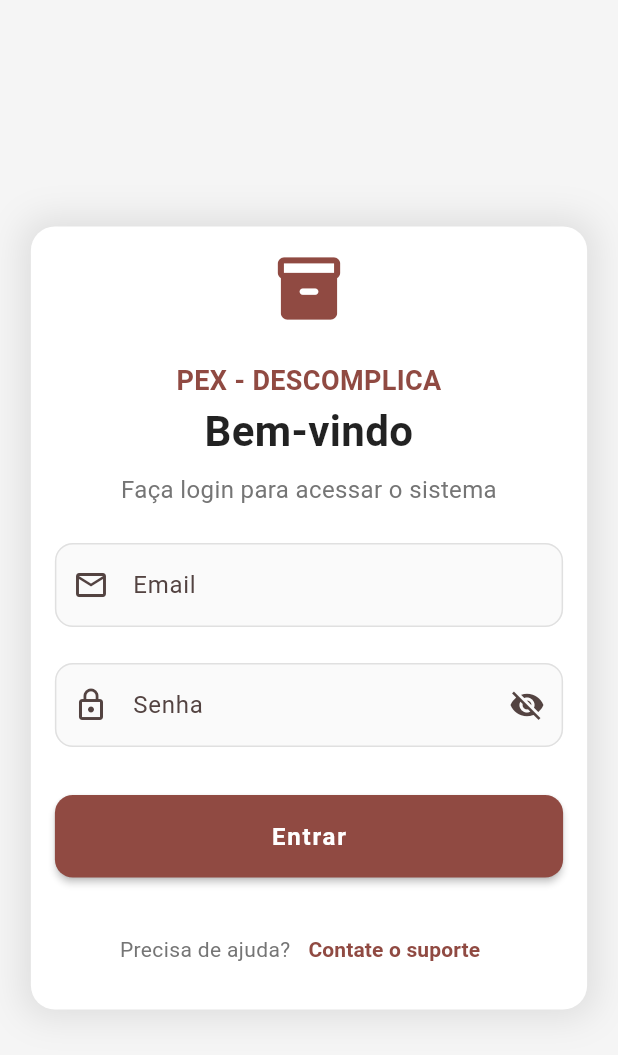
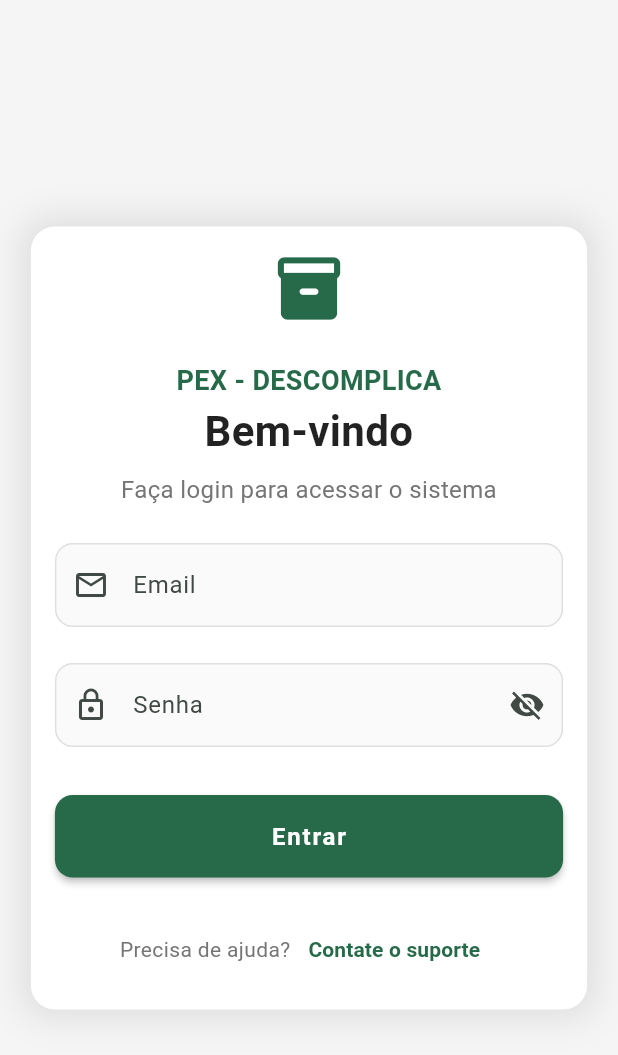
Before and after one commit to rafaelgust/pex_descomplica, a Flutter app: the screen it shows after launch, on a phone screen of 412 x 824 dp. Shown: the top 1055 px of the screen. Run offline on Flutter 3.47's test engine with Material 3 defaults, Android fonts, the phone set to English and light mode, and no system bars; our stand-ins replace dartz, data_table_2, fl_chart, flutter_secure_storage, flutter_spinkit, get_it and 5 more; missing offline and left inert: universal_html; accounts and stored records are empty.

Commit message:
refactor: reorganizar estrutura de diretórios e atualizar imports para o novo caminho

```diff
--- a/lib/config/constants.dart
+++ /dev/null
@@ -1,7 +0,0 @@
-class Constants {
-  static const String urlApi = 'http://localhost:3333';
-
-  static const String appName = 'PEX - DESCOMPLICA';
-
-  static const String defaultAvatar = 'default.png';
-}
--- /dev/null
+++ b/lib/core/config/constants.dart
@@ -0,0 +1,5 @@
+class Constants {
+  static const String urlApi = 'https://api.rafaelgust.com.br';
+
+  static const String appName = 'PEX - DESCOMPLICA';
+}
--- a/lib/data/models/auth/user_model.dart
+++ b/lib/data/models/auth/user_model.dart
@@ -1,4 +1,4 @@
-import '../../../config/constants.dart';
+import '../../../core/config/constants.dart';
 import 'role_model.dart';
 
 class UserModel {
--- a/lib/data/models/product_model.dart
+++ b/lib/data/models/product_model.dart
@@ -1,4 +1,4 @@
-import '../../config/constants.dart';
+import '../../core/config/constants.dart';
 import 'category_model.dart';
 
 class ProductModel {
--- a/lib/data/repositories/invoice/invoice_repository.dart
+++ b/lib/data/repositories/invoice/invoice_repository.dart
@@ -2,7 +2,7 @@ import 'dart:async';
 
 import 'package:dartz/dartz.dart';
 
-import '../../../config/constants.dart';
+import '../../../core/config/constants.dart';
 import '../../models/dashboard/product_pie_chart.dart';
 import '../../models/invoice/invoices_monthly_model.dart';
 import '../../models/invoice_model.dart';
--- a/lib/data/services/auth_service.dart
+++ b/lib/data/services/auth_service.dart
@@ -1,6 +1,6 @@
 import 'dart:convert';
 
-import '../../config/providers.dart';
+import '../../core/config/providers.dart';
 import '../models/auth/user_model.dart';
 import 'http_service.dart';
 import 'jwt/jwt_service.dart';
--- a/lib/data/services/pocket_base/pocket_base.dart
+++ b/lib/data/services/pocket_base/pocket_base.dart
@@ -1,7 +1,7 @@
 import 'package:http/http.dart' as http;
 import 'package:pocketbase/pocketbase.dart';
 
-import '../../../config/constants.dart';
+import '../../../core/config/constants.dart';
 import '../storage/secure_storage_storage_service_imp.dart';
 import '../storage/storage_service.dart';
 
--- a/lib/main.dart
+++ b/lib/main.dart
@@ -1,8 +1,8 @@
 import 'package:flutter/foundation.dart';
 import 'package:flutter/material.dart';
 
-import 'config/providers.dart';
-import 'config/routers.dart';
+import 'core/config/providers.dart';
+import 'core/config/routers.dart';
 import 'core/controllers/app_controller.dart';
 import 'data/services/injector/injector_service.dart';
 import 'data/services/pocket_base/pocket_base.dart';
@@ -59,7 +59,10 @@ class MyApp extends StatelessWidget {
       child: MaterialApp.router(
         routerConfig: appRouter(),
         locale: const Locale('pt', 'BR'),
-        theme: ThemeData(useMaterial3: true, colorSchemeSeed: Colors.red),
+        theme: ThemeData(
+          useMaterial3: true,
+          colorSchemeSeed: Colors.greenAccent,
+        ),
         debugShowCheckedModeBanner: false,
       ),
     );
--- a/lib/ui/controllers/user_controller.dart
+++ b/lib/ui/controllers/user_controller.dart
@@ -1,7 +1,7 @@
 import 'package:flutter/material.dart';
 import 'package:image_picker/image_picker.dart';
 
-import '../../config/routers.dart';
+import '../../core/config/routers.dart';
 import '../../data/models/auth/user_model.dart';
 import '../../data/repositories/auth/auth_repository.dart';
 import '../../data/repositories/user/user_repository.dart';
--- a/lib/ui/view_models/login_view_model.dart
+++ b/lib/ui/view_models/login_view_model.dart
@@ -1,7 +1,7 @@
 import 'package:flutter/widgets.dart';
 import 'package:flutter/material.dart';
 
-import '../../config/routers.dart';
+import '../../core/config/routers.dart';
 import '../../data/repositories/auth/auth_failure.dart';
 import '../../data/repositories/auth/auth_repository.dart';
 import '../../data/services/injector/injector_service.dart';
--- a/lib/ui/views/login_view.dart
+++ b/lib/ui/views/login_view.dart
@@ -1,8 +1,8 @@
 import 'package:flutter/material.dart';
 
-import '../../config/constants.dart';
+import '../../core/config/constants.dart';
 import '../responsive_helper.dart';
-import '../../config/routers.dart';
+import '../../core/config/routers.dart';
 import '../view_models/login_view_model.dart';
 import 'widgets/model_button.dart';
 import 'widgets/model_text_field.dart';
--- a/lib/ui/views/widgets/home/orders/details/order_modal_details.dart
+++ b/lib/ui/views/widgets/home/orders/details/order_modal_details.dart
@@ -63,7 +63,7 @@ class _OrderModalDetailsState extends State<OrderModalDetails> {
               ListTile(
                 leading: const Icon(Icons.delete_outline, color: Colors.red),
                 title: const Text(
-                  'Excluir Pedido',
+                  'Remover Ordem',
                   style: TextStyle(color: Colors.red),
                 ),
                 shape: RoundedRectangleBorder(
--- a/lib/ui/views/widgets/nav_rail_page.dart
+++ b/lib/ui/views/widgets/nav_rail_page.dart
@@ -1,6 +1,6 @@
 import 'package:flutter/material.dart';
 
-import '../../../config/routers.dart';
+import '../../../core/config/routers.dart';
 import '../../../data/services/injector/injector_service.dart';
 import '../../responsive_helper.dart';
 import '../../view_models/home_view_model.dart';
```
Also changed, not shown: lib/core/config/providers.dart (renamed from lib/config/providers.dart, +29 -29 lines), lib/core/config/routers.dart (renamed from lib/config/routers.dart, +11 -11 lines), lib/ui/controllers/dashboard_controller.dart (+14 -1 lines), lib/ui/views/widgets/home/stock/moviment_stock_dialog.dart (+20 -2 lines).
